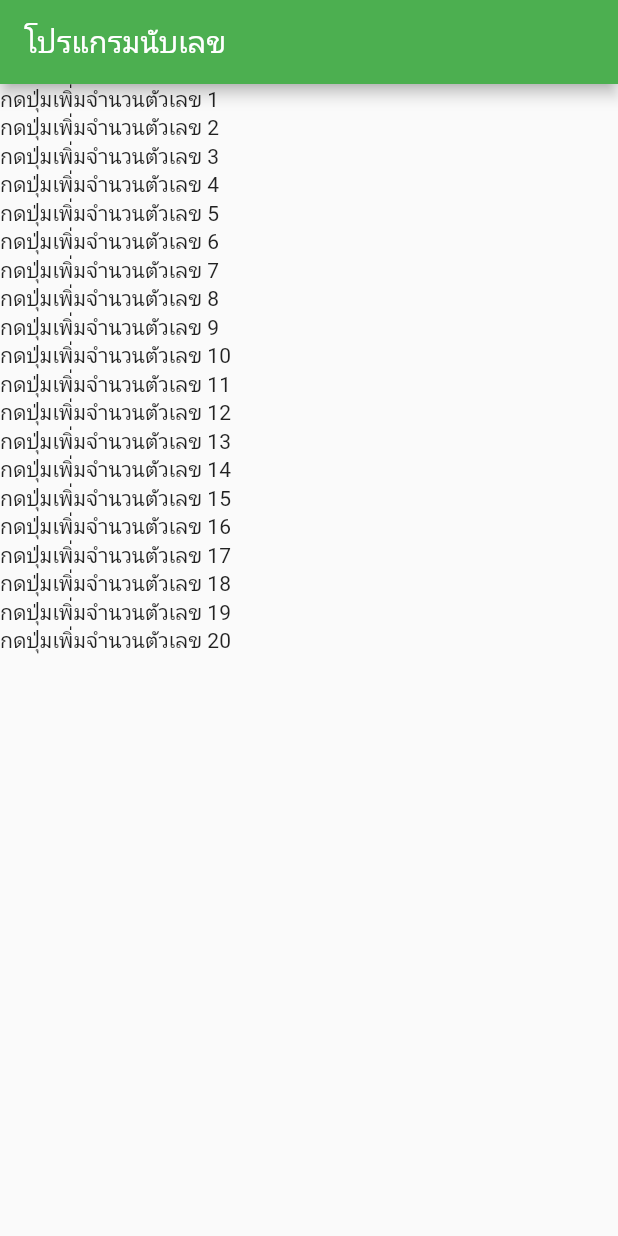
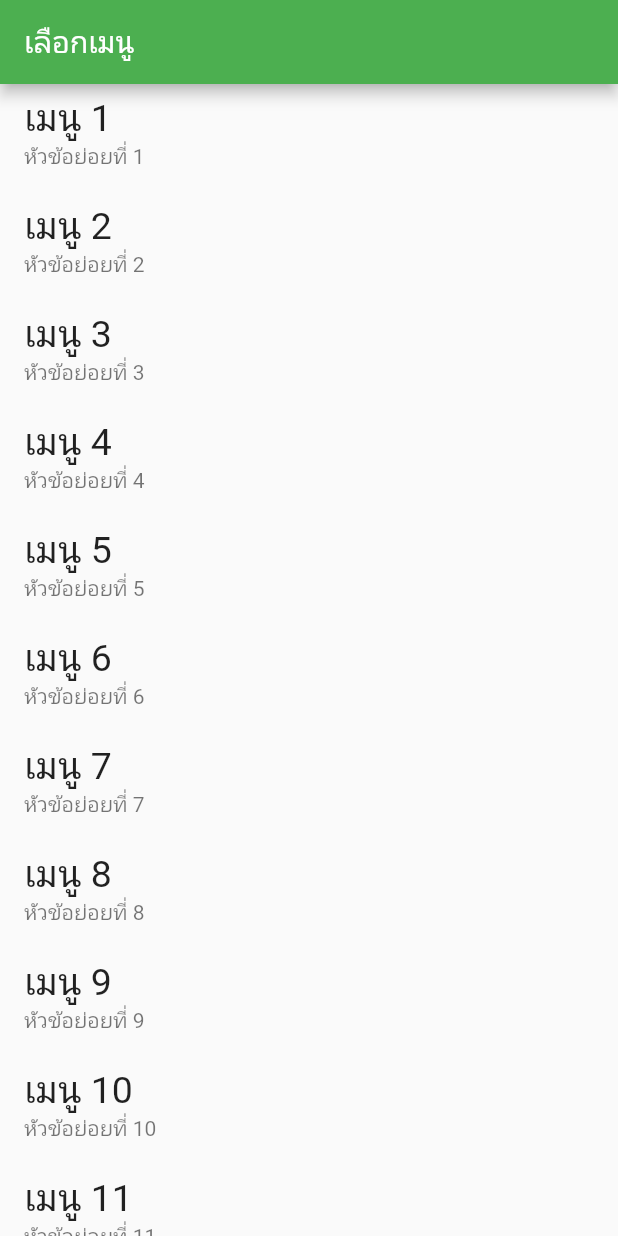
Before and after one commit to Ammarit2545/Flutter_Tutorial, a Flutter app: the screen it shows after launch, on a phone screen of 412 x 824 dp. Run offline on Flutter 3.47's test engine with Material 2 defaults, Android fonts, the phone set to English and light mode, and no system bars.

Commit message:
17th commit Listview Widget

```diff
--- a/lib/main.dart
+++ b/lib/main.dart
@@ -38,7 +38,7 @@ class _MyHomePageState extends State<MyHomePage> {
     return Scaffold(
       appBar: AppBar(
         //ส่วนหัวแอป
-        title: Text("โปรแกรมนับเลข"),
+        title: Text("เลือกเมนู"),
       ),
       body: Center(
         child: ListView(
@@ -51,7 +51,14 @@ class _MyHomePageState extends State<MyHomePage> {
   List<Widget> getData(int count) {
     List<Widget> data = [];
     for (var i = 0; i < count; i++) {
-      data.add(Text("กดปุ่มเพิ่มจำนวนตัวเลข ${i + 1}"));
+      var menu = ListTile(
+        title: Text(
+          "เมนู ${i + 1}",
+          style: TextStyle(fontSize: 25),
+        ),
+        subtitle: Text("หัวข้อย่อยที่ ${i + 1}"),
+      );
+      data.add(menu);
     }
     return data;
   }
```
